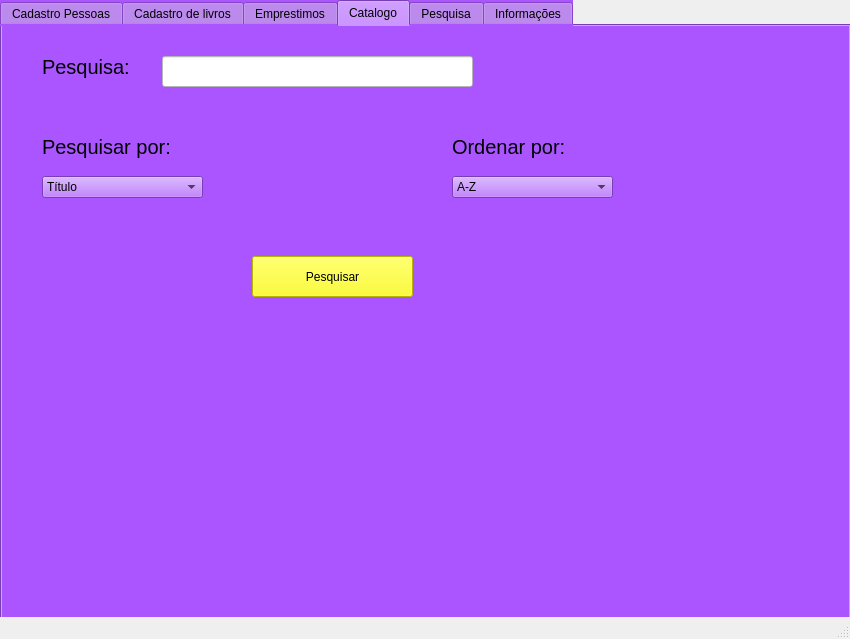
FelipeModena/BD-Biblioteca-Inae-Python, file BDBiblioteca.ui: the form before one commit.
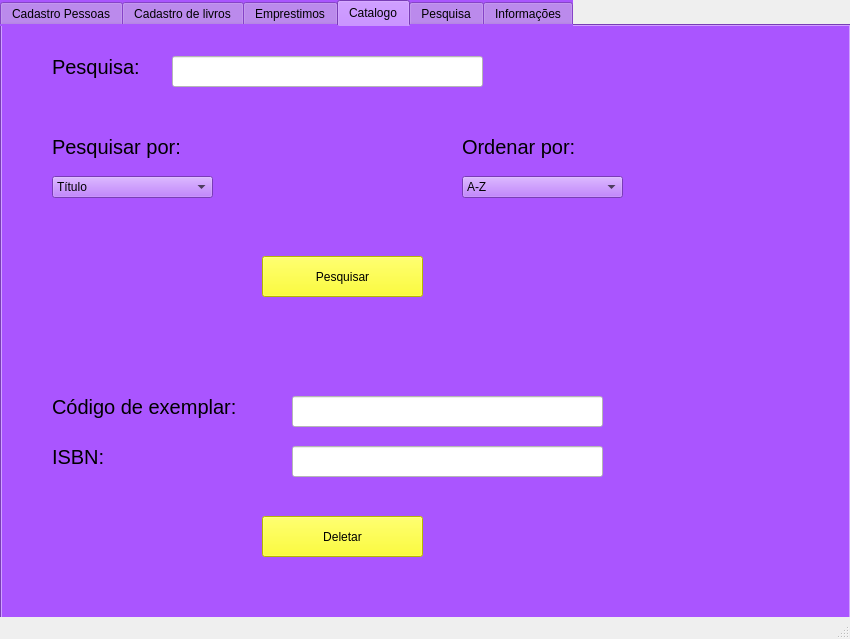
The form after the commit. The open tabs and pages were chosen to show the change.

Patch:
```diff
--- a/BDBiblioteca.ui
+++ b/BDBiblioteca.ui
@@ -1169,7 +1169,7 @@
      <widget class="QLineEdit" name="InsertPesquisa">
       <property name="geometry">
        <rect>
-        <x>160</x>
+        <x>170</x>
         <y>30</y>
         <width>311</width>
         <height>31</height>
@@ -1182,7 +1182,7 @@
      <widget class="QLabel" name="Pesquisa">
       <property name="geometry">
        <rect>
-        <x>40</x>
+        <x>50</x>
         <y>20</y>
         <width>111</width>
         <height>41</height>
@@ -1203,7 +1203,7 @@
      <widget class="QLabel" name="PesquisarPor">
       <property name="geometry">
        <rect>
-        <x>40</x>
+        <x>50</x>
         <y>100</y>
         <width>171</width>
         <height>41</height>
@@ -1224,7 +1224,7 @@
      <widget class="QLabel" name="OrdenarPor">
       <property name="geometry">
        <rect>
-        <x>450</x>
+        <x>460</x>
         <y>100</y>
         <width>171</width>
         <height>41</height>
@@ -1245,7 +1245,7 @@
      <widget class="QComboBox" name="SelecionaPesquisarPor">
       <property name="geometry">
        <rect>
-        <x>40</x>
+        <x>50</x>
         <y>150</y>
         <width>161</width>
         <height>22</height>
@@ -1280,7 +1280,7 @@
      <widget class="QComboBox" name="SelecionaOrdenarPor">
       <property name="geometry">
        <rect>
-        <x>450</x>
+        <x>460</x>
         <y>150</y>
         <width>161</width>
         <height>22</height>
@@ -1310,7 +1310,7 @@
      <widget class="QPushButton" name="PesquisarCatalogo">
       <property name="geometry">
        <rect>
-        <x>250</x>
+        <x>260</x>
         <y>230</y>
         <width>161</width>
         <height>41</height>
@@ -1323,6 +1323,90 @@
        <string>Pesquisar</string>
       </property>
      </widget>
+     <widget class="QLabel" name="Pesquisa_5">
+      <property name="geometry">
+       <rect>
+        <x>50</x>
+        <y>410</y>
+        <width>231</width>
+        <height>41</height>
+       </rect>
+      </property>
+      <property name="font">
+       <font>
+        <pointsize>15</pointsize>
+       </font>
+      </property>
+      <property name="lineWidth">
+       <number>1</number>
+      </property>
+      <property name="text">
+       <string>ISBN:</string>
+      </property>
+     </widget>
+     <widget class="QLabel" name="Pesquisa_6">
+      <property name="geometry">
+       <rect>
+        <x>50</x>
+        <y>360</y>
+        <width>231</width>
+        <height>41</height>
+       </rect>
+      </property>
+      <property name="font">
+       <font>
+        <pointsize>15</pointsize>
+       </font>
+      </property>
+      <property name="lineWidth">
+       <number>1</number>
+      </property>
+      <property name="text">
+       <string>Código de exemplar:</string>
+      </property>
+     </widget>
+     <widget class="QLineEdit" name="InsertCodExemDelete">
+      <property name="geometry">
+       <rect>
+        <x>290</x>
+        <y>370</y>
+        <width>311</width>
+        <height>31</height>
+       </rect>
+      </property>
+      <property name="styleSheet">
+       <string notr="true">background-color: rgb(255, 255, 255);</string>
+      </property>
+     </widget>
+     <widget class="QPushButton" name="DeletarLivros">
+      <property name="geometry">
+       <rect>
+        <x>260</x>
+        <y>490</y>
+        <width>161</width>
+        <height>41</height>
+       </rect>
+      </property>
+      <property name="styleSheet">
+       <string notr="true">background-color: rgb(255, 255, 0);</string>
+      </property>
+      <property name="text">
+       <string>Deletar</string>
+      </property>
+     </widget>
+     <widget class="QLineEdit" name="InsertTitLivroDelete">
+      <property name="geometry">
+       <rect>
+        <x>290</x>
+        <y>420</y>
+        <width>311</width>
+        <height>31</height>
+       </rect>
+      </property>
+      <property name="styleSheet">
+       <string notr="true">background-color: rgb(255, 255, 255);</string>
+      </property>
+     </widget>
     </widget>
     <widget class="QWidget" name="tab_5">
      <attribute name="title">
```
Left out of the diff: 136 changed lines with no effect on the pictures.
